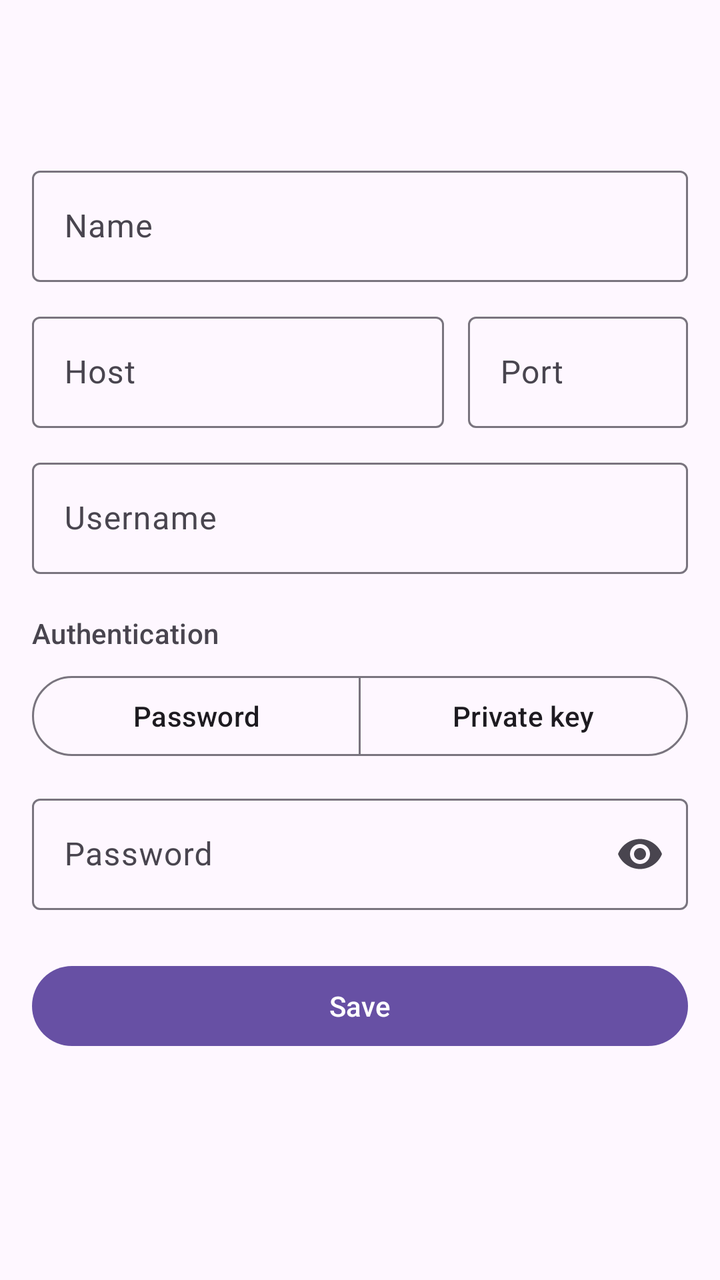
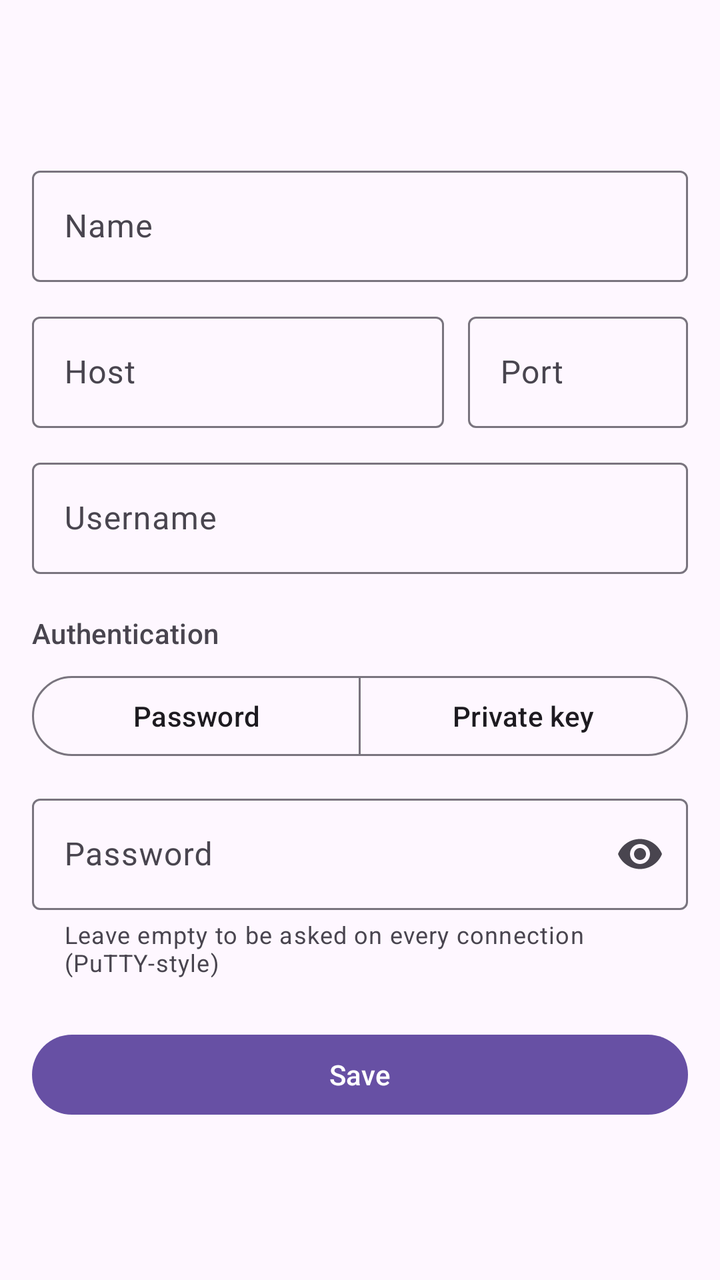

Before-and-after screenshots of an Android layout around one commit, followed by the original layout XML and the change that was made.
<!-- AndroidManifest.xml: application theme Theme.SeaShell -->
<!-- res/layout/activity_session_editor.xml -->
<?xml version="1.0" encoding="utf-8"?>
<LinearLayout
    xmlns:android="http://schemas.android.com/apk/res/android"
    xmlns:app="http://schemas.android.com/apk/res-auto"
    android:layout_width="match_parent"
    android:layout_height="match_parent"
    android:orientation="vertical">

    <com.google.android.material.appbar.AppBarLayout
        android:layout_width="match_parent"
        android:layout_height="wrap_content">

        <com.google.android.material.appbar.MaterialToolbar
            android:id="@+id/toolbar"
            android:layout_width="match_parent"
            android:layout_height="?attr/actionBarSize" />
    </com.google.android.material.appbar.AppBarLayout>

    <ScrollView
        android:layout_width="match_parent"
        android:layout_height="match_parent"
        android:fillViewport="true">

        <LinearLayout
            android:layout_width="match_parent"
            android:layout_height="wrap_content"
            android:orientation="vertical"
            android:padding="16dp">

            <com.google.android.material.textfield.TextInputLayout
                android:layout_width="match_parent"
                android:layout_height="wrap_content"
                android:hint="@string/field_name">

                <com.google.android.material.textfield.TextInputEditText
                    android:id="@+id/inputName"
                    android:layout_width="match_parent"
                    android:layout_height="wrap_content"
                    android:inputType="textCapSentences"
                    android:imeOptions="actionNext" />
            </com.google.android.material.textfield.TextInputLayout>

            <LinearLayout
                android:layout_width="match_parent"
                android:layout_height="wrap_content"
                android:layout_marginTop="12dp"
                android:orientation="horizontal">

                <com.google.android.material.textfield.TextInputLayout
                    android:id="@+id/layoutHost"
                    android:layout_width="0dp"
                    android:layout_height="wrap_content"
                    android:layout_weight="1"
                    android:hint="@string/field_host">

                    <com.google.android.material.textfield.TextInputEditText
                        android:id="@+id/inputHost"
                        android:layout_width="match_parent"
                        android:layout_height="wrap_content"
                        android:imeOptions="actionNext"
                        android:inputType="textUri" />
                </com.google.android.material.textfield.TextInputLayout>

                <com.google.android.material.textfield.TextInputLayout
                    android:id="@+id/layoutPort"
                    android:layout_width="110dp"
                    android:layout_height="wrap_content"
                    android:layout_marginStart="12dp"
                    android:hint="@string/field_port">

                    <com.google.android.material.textfield.TextInputEditText
                        android:id="@+id/inputPort"
                        android:layout_width="match_parent"
                        android:layout_height="wrap_content"
                        android:imeOptions="actionNext"
                        android:inputType="number"
                        android:maxLength="5" />
                </com.google.android.material.textfield.TextInputLayout>
            </LinearLayout>

            <com.google.android.material.textfield.TextInputLayout
                android:id="@+id/layoutUser"
                android:layout_width="match_parent"
                android:layout_height="wrap_content"
                android:layout_marginTop="12dp"
                android:hint="@string/field_username">

                <com.google.android.material.textfield.TextInputEditText
                    android:id="@+id/inputUser"
                    android:layout_width="match_parent"
                    android:layout_height="wrap_content"
                    android:imeOptions="actionNext"
                    android:inputType="text" />
            </com.google.android.material.textfield.TextInputLayout>

            <TextView
                android:layout_width="wrap_content"
                android:layout_height="wrap_content"
                android:layout_marginTop="20dp"
                android:text="@string/auth_type"
                android:textAppearance="?attr/textAppearanceTitleSmall"
                android:textColor="?attr/colorOnSurfaceVariant" />

            <com.google.android.material.button.MaterialButtonToggleGroup
                android:id="@+id/authGroup"
                android:layout_width="match_parent"
                android:layout_height="wrap_content"
                android:layout_marginTop="8dp"
                app:singleSelection="true"
                app:selectionRequired="true">

                <com.google.android.material.button.MaterialButton
                    android:id="@+id/btnAuthPassword"
                    style="?attr/materialButtonOutlinedStyle"
                    android:layout_width="0dp"
                    android:layout_height="wrap_content"
                    android:layout_weight="1"
                    android:text="@string/auth_password" />

                <com.google.android.material.button.MaterialButton
                    android:id="@+id/btnAuthKey"
                    style="?attr/materialButtonOutlinedStyle"
                    android:layout_width="0dp"
                    android:layout_height="wrap_content"
                    android:layout_weight="1"
                    android:text="@string/auth_key" />
            </com.google.android.material.button.MaterialButtonToggleGroup>

            <com.google.android.material.textfield.TextInputLayout
                android:id="@+id/layoutPassword"
                android:layout_width="match_parent"
                android:layout_height="wrap_content"
                android:layout_marginTop="12dp"
                android:hint="@string/field_password"
                app:endIconMode="password_toggle">

                <com.google.android.material.textfield.TextInputEditText
                    android:id="@+id/inputPassword"
                    android:layout_width="match_parent"
                    android:layout_height="wrap_content"
                    android:inputType="textPassword" />
            </com.google.android.material.textfield.TextInputLayout>

            <LinearLayout
                android:id="@+id/layoutKey"
                android:layout_width="match_parent"
                android:layout_height="wrap_content"
                android:layout_marginTop="12dp"
                android:orientation="vertical"
                android:visibility="gone">

                <com.google.android.material.textfield.TextInputLayout
                    android:layout_width="match_parent"
                    android:layout_height="wrap_content"
                    android:hint="@string/field_key_file">

                    <com.google.android.material.textfield.TextInputEditText
                        android:id="@+id/inputKey"
                        android:layout_width="match_parent"
                        android:layout_height="wrap_content"
                        android:inputType="none"
                        android:focusable="false"
                        android:cursorVisible="false"
                        android:textColor="?attr/colorOnSurfaceVariant" />
                </com.google.android.material.textfield.TextInputLayout>

                <com.google.android.material.button.MaterialButton
                    android:id="@+id/btnChooseKey"
                    style="@style/Widget.Material3.Button.TonalButton"
                    android:layout_width="wrap_content"
                    android:layout_height="wrap_content"
                    android:layout_marginTop="8dp"
                    android:text="@string/btn_choose_key"
                    app:icon="@drawable/ic_key" />

                <com.google.android.material.textfield.TextInputLayout
                    android:layout_width="match_parent"
                    android:layout_height="wrap_content"
                    android:layout_marginTop="12dp"
                    android:hint="@string/field_passphrase"
                    app:endIconMode="password_toggle">

                    <com.google.android.material.textfield.TextInputEditText
                        android:id="@+id/inputPassphrase"
                        android:layout_width="match_parent"
                        android:layout_height="wrap_content"
                        android:inputType="textPassword" />
                </com.google.android.material.textfield.TextInputLayout>
            </LinearLayout>

            <com.google.android.material.button.MaterialButton
                android:id="@+id/btnSave"
                android:layout_width="match_parent"
                android:layout_height="wrap_content"
                android:layout_marginTop="24dp"
                android:text="@string/btn_save" />
        </LinearLayout>
    </ScrollView>
</LinearLayout>
<!-- resources referenced by this layout -->
<resources>
  <!-- drawable ic_key (drawable) -->
  <?xml version="1.0" encoding="utf-8"?>
  <vector xmlns:android="http://schemas.android.com/apk/res/android"
      android:width="24dp"
      android:height="24dp"
      android:viewportWidth="24"
      android:viewportHeight="24">
      <path
          android:fillColor="#FF000000"
          android:pathData="M12.65,10C11.83,7.67 9.61,6 7,6c-3.31,0 -6,2.69 -6,6s2.69,6 6,6c2.61,0 4.83,-1.67 5.65,-4H17v4h4v-4h2v-4H12.65zM7,14c-1.1,0 -2,-0.9 -2,-2c0,-1.1 0.9,-2 2,-2s2,0.9 2,2C9,13.1 8.1,14 7,14z" />
  </vector>
  <string name="auth_key">Private key</string>
  <string name="auth_password">Password</string>
  <string name="auth_type">Authentication</string>
  <string name="btn_choose_key">Choose file</string>
  <string name="btn_save">Save</string>
  <string name="field_host">Host</string>
  <string name="field_key_file">Private key file</string>
  <string name="field_name">Name</string>
  <string name="field_passphrase">Key passphrase (optional)</string>
  <string name="field_password">Password</string>
  <string name="field_port">Port</string>
  <string name="field_username">Username</string>
  <style name="Theme.SeaShell" parent="Theme.Material3.DayNight.NoActionBar">
          <item name="android:statusBarColor">?attr/colorSurface</item>
          <item name="android:windowLightStatusBar">true</item>
      </style>
</resources>

<!-- the commit's change to res/layout/activity_session_editor.xml (unified diff, before → after) -->
@@ -132,6 +132,7 @@
                 android:layout_height="wrap_content"
                 android:layout_marginTop="12dp"
                 android:hint="@string/field_password"
+                app:helperText="@string/field_password_hint"
                 app:endIconMode="password_toggle">
 
                 <com.google.android.material.textfield.TextInputEditText
<!-- resource entries referenced after the edit -->
@@ -21,6 +21,7 @@
   <string name="field_name">Name</string>
   <string name="field_passphrase">Key passphrase (optional)</string>
   <string name="field_password">Password</string>
+  <string name="field_password_hint">Leave empty to be asked on every connection (PuTTY-style)</string>
   <string name="field_port">Port</string>
   <string name="field_username">Username</string>
   <style name="Theme.SeaShell" parent="Theme.Material3.DayNight.NoActionBar">
